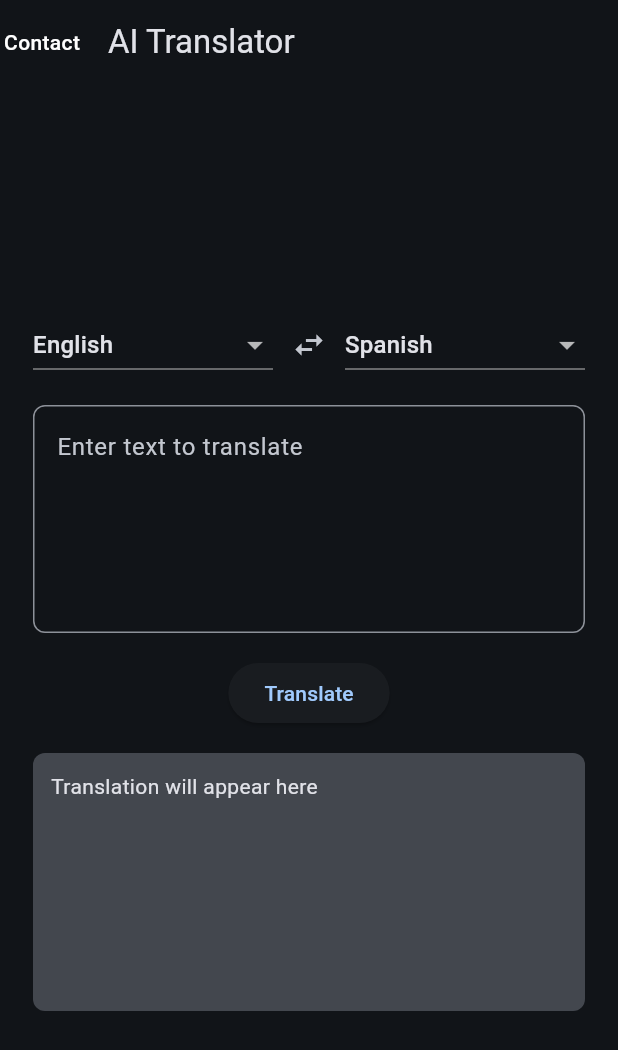
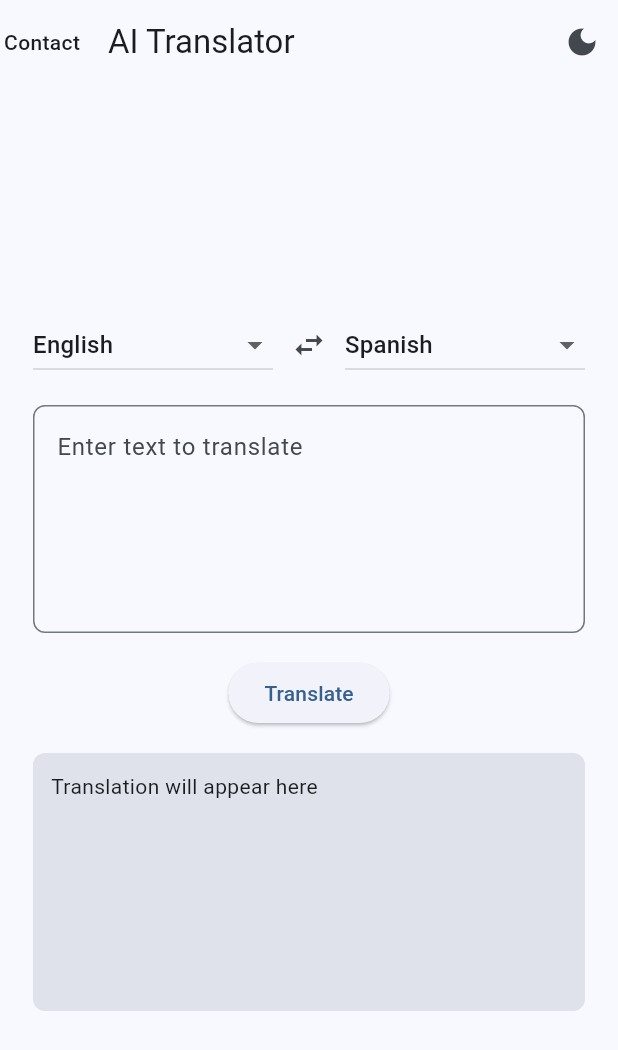
Before and after one commit to abbasihamed/ai_translator, a Flutter app: the screen it shows after launch, on a phone screen of 412 x 824 dp. Shown: the top 1050 px of the screen. Run offline on Flutter 3.47's test engine with Material 3 defaults, Android fonts, the light colour scheme and no system bars; our stand-ins replace equatable, flutter_bloc, flutter_dotenv, fluttertoast, google_generative_ai, shared_preferences.

Commit message:
add dark and light theme

```diff
--- /dev/null
+++ b/lib/blocs/theme_bloc/theme_event.dart
@@ -0,0 +1,12 @@
+part of './theme_bloc.dart';
+
+abstract class ThemeEvent extends Equatable {
+  const ThemeEvent();
+
+  @override
+  List<Object> get props => [];
+}
+
+class LoadThemeEvent extends ThemeEvent {}
+
+class ToggleThemeEvent extends ThemeEvent {}
--- /dev/null
+++ b/lib/blocs/theme_bloc/theme_states.dart
@@ -0,0 +1,10 @@
+part of './theme_bloc.dart';
+
+class ThemeState extends Equatable {
+  final ThemeMode themeMode;
+
+  const ThemeState(this.themeMode);
+
+  @override
+  List<Object> get props => [themeMode];
+}
--- a/lib/main.dart
+++ b/lib/main.dart
@@ -1,3 +1,4 @@
+import 'package:extension_test/blocs/theme_bloc/theme_bloc.dart';
 import 'package:extension_test/blocs/translate_bloc/translate_bloc.dart';
 import 'package:extension_test/screens/translator_screen.dart';
 import 'package:extension_test/services/gemini_service.dart';
@@ -18,11 +19,14 @@ class MyApp extends StatelessWidget {
   Widget build(BuildContext context) {
     return MultiBlocProvider(
       providers: [
+        BlocProvider(create: (context) => ThemeBloc()..add(LoadThemeEvent())),
         BlocProvider(
           create: (context) => TranslationBloc(GeminiService()),
         ),
       ],
-      child: MaterialApp(
+      child: BlocBuilder<ThemeBloc, ThemeState>(
+        builder: (context, state) {
+          return MaterialApp(
             title: 'AI Translator',
             debugShowCheckedModeBanner: false,
             theme: ThemeData(
@@ -39,8 +43,10 @@ class MyApp extends StatelessWidget {
               ),
               useMaterial3: true,
             ),
-        themeMode: ThemeMode.dark,
+            themeMode: state.themeMode,
             home: const TranslatorScreen(),
+          );
+        },
       ),
     );
   }
--- a/lib/screens/translator_screen.dart
+++ b/lib/screens/translator_screen.dart
@@ -1,3 +1,4 @@
+import 'package:extension_test/blocs/theme_bloc/theme_bloc.dart';
 import 'package:extension_test/blocs/translate_bloc/translate_bloc.dart';
 import 'package:extension_test/widgets/language_dropdown.dart';
 import 'package:flutter/material.dart';
@@ -53,25 +54,25 @@ class _TranslatorScreenState extends State<TranslatorScreen> {
             child: Text(
               "Contact",
               style: TextStyle(
-                color: Colors.white,
+                // color: Colors.white,
                 fontWeight: FontWeight.w500,
               ),
             ),
           ),
         ),
-        // actions: [
-        //   BlocBuilder<ThemeBloc, ThemeState>(
-        //     builder: (context, state) {
-        //       return IconButton(
-        //         icon: Icon(state.themeMode == ThemeMode.dark
-        //             ? Icons.light_mode
-        //             : Icons.dark_mode),
-        //         onPressed: () =>
-        //             context.read<ThemeBloc>().add(ToggleThemeEvent()),
-        //       );
-        //     },
-        //   ),
-        // ],
+        actions: [
+          BlocBuilder<ThemeBloc, ThemeState>(
+            builder: (context, state) {
+              return IconButton(
+                icon: Icon(state.themeMode == ThemeMode.dark
+                    ? Icons.light_mode
+                    : Icons.dark_mode),
+                onPressed: () =>
+                    context.read<ThemeBloc>().add(ToggleThemeEvent()),
+              );
+            },
+          ),
+        ],
       ),
       body: Center(
         child: Container(
--- a/pubspec.yaml
+++ b/pubspec.yaml
@@ -40,6 +40,7 @@ dependencies:
   flutter_dotenv: ^5.2.1
   fluttertoast: ^8.2.12
   url_launcher: ^6.3.1
+  shared_preferences: ^2.5.2
 
 dev_dependencies:
   flutter_test:
```
Also changed, not shown: lib/blocs/theme_bloc/theme_bloc.dart (added, +37 -0 lines), pubspec.lock, 1 other file. Lines whose indentation alone changed are shown as unchanged.
